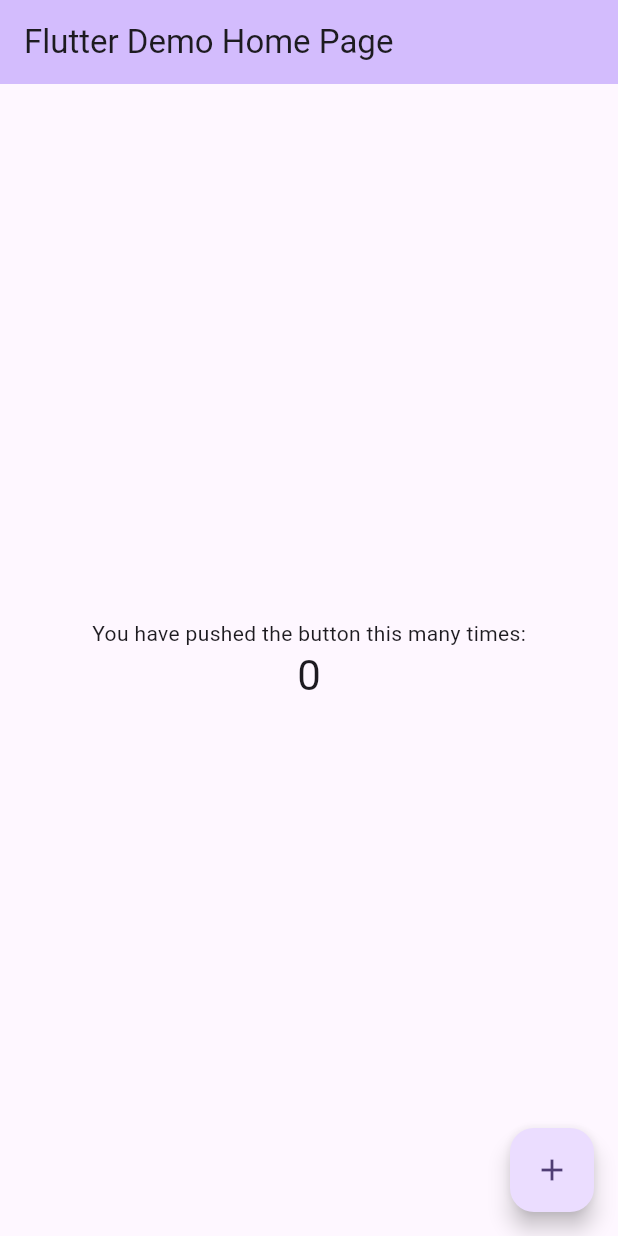
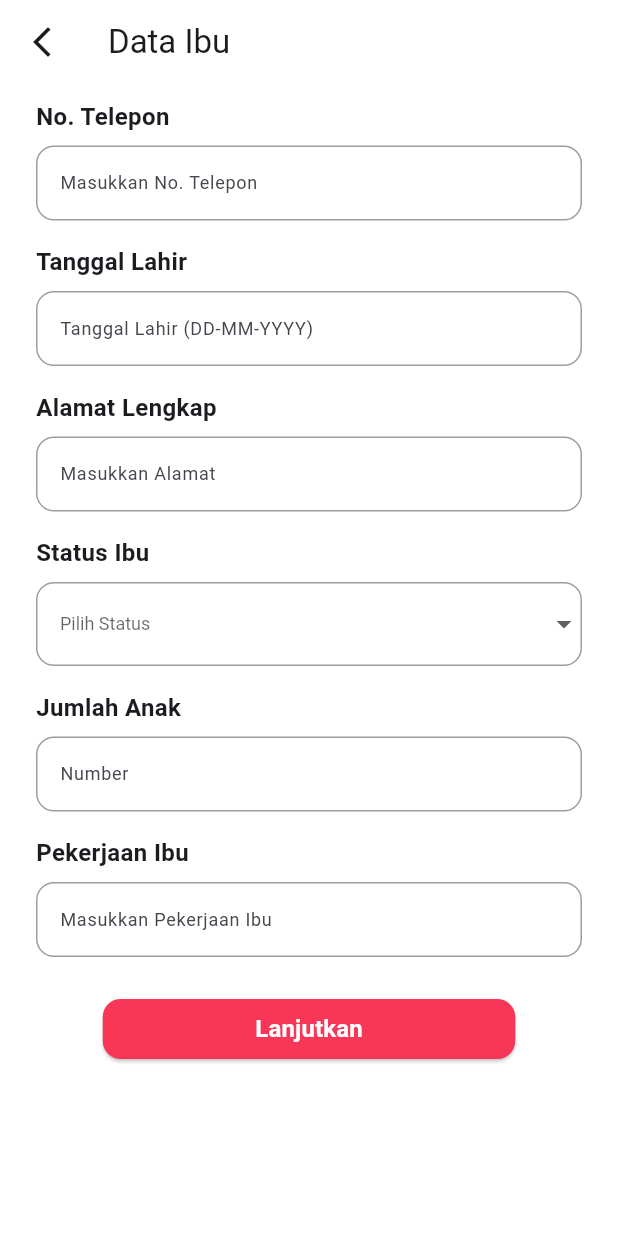
Before and after one commit to AlbireoFinoe/nutrinest, a Flutter app: the screen it shows after launch, on a phone screen of 412 x 824 dp. Run offline on Flutter 3.47's test engine with Material 3 defaults, Android fonts, the phone set to English and light mode, and no system bars.

Commit message:
dataibupage

```diff
--- a/lib/main.dart
+++ b/lib/main.dart
@@ -1,4 +1,6 @@
 import 'package:flutter/material.dart';
+
+import 'package:nutrinest_app/pages/dataibuPage.dart';
 
 void main() {
   runApp(const MyApp());
@@ -11,115 +13,13 @@ class MyApp extends StatelessWidget {
   @override
   Widget build(BuildContext context) {
     return MaterialApp(
+      debugShowCheckedModeBanner: false,
       title: 'Flutter Demo',
       theme: ThemeData(
-        // This is the theme of your application.
-        //
-        // TRY THIS: Try running your application with "flutter run". You'll see
-        // the application has a purple toolbar. Then, without quitting the app,
-        // try changing the seedColor in the colorScheme below to Colors.green
-        // and then invoke "hot reload" (save your changes or press the "hot
-        // reload" button in a Flutter-supported IDE, or press "r" if you used
-        // the command line to start the app).
-        //
-        // Notice that the counter didn't reset back to zero; the application
-        // state is not lost during the reload. To reset the state, use hot
-        // restart instead.
-        //
-        // This works for code too, not just values: Most code changes can be
-        // tested with just a hot reload.
         colorScheme: ColorScheme.fromSeed(seedColor: Colors.deepPurple),
         useMaterial3: true,
       ),
-      home: const MyHomePage(title: 'Flutter Demo Home Page'),
+      home: Dataibupage(),
     );
   }
 }
-
-class MyHomePage extends StatefulWidget {
-  const MyHomePage({super.key, required this.title});
-
-  // This widget is the home page of your application. It is stateful, meaning
-  // that it has a State object (defined below) that contains fields that affect
-  // how it looks.
-
-  // This class is the configuration for the state. It holds the values (in this
-  // case the title) provided by the parent (in this case the App widget) and
-  // used by the build method of the State. Fields in a Widget subclass are
-  // always marked "final".
-
-  final String title;
-
-  @override
-  State<MyHomePage> createState() => _MyHomePageState();
-}
-
-class _MyHomePageState extends State<MyHomePage> {
-  int _counter = 0;
-
-  void _incrementCounter() {
-    setState(() {
-      // This call to setState tells the Flutter framework that something has
-      // changed in this State, which causes it to rerun the build method below
-      // so that the display can reflect the updated values. If we changed
-      // _counter without calling setState(), then the build method would not be
-      // called again, and so nothing would appear to happen.
-      _counter++;
-    });
-  }
-
-  @override
-  Widget build(BuildContext context) {
-    // This method is rerun every time setState is called, for instance as done
-    // by the _incrementCounter method above.
-    //
-    // The Flutter framework has been optimized to make rerunning build methods
-    // fast, so that you can just rebuild anything that needs updating rather
-    // than having to individually change instances of widgets.
-    return Scaffold(
-      appBar: AppBar(
-        // TRY THIS: Try changing the color here to a specific color (to
-        // Colors.amber, perhaps?) and trigger a hot reload to see the AppBar
-        // change color while the other colors stay the same.
-        backgroundColor: Theme.of(context).colorScheme.inversePrimary,
-        // Here we take the value from the MyHomePage object that was created by
-        // the App.build method, and use it to set our appbar title.
-        title: Text(widget.title),
-      ),
-      body: Center(
-        // Center is a layout widget. It takes a single child and positions it
-        // in the middle of the parent.
-        child: Column(
-          // Column is also a layout widget. It takes a list of children and
-          // arranges them vertically. By default, it sizes itself to fit its
-          // children horizontally, and tries to be as tall as its parent.
-          //
-          // Column has various properties to control how it sizes itself and
-          // how it positions its children. Here we use mainAxisAlignment to
-          // center the children vertically; the main axis here is the vertical
-          // axis because Columns are vertical (the cross axis would be
-          // horizontal).
-          //
-          // TRY THIS: Invoke "debug painting" (choose the "Toggle Debug Paint"
-          // action in the IDE, or press "p" in the console), to see the
-          // wireframe for each widget.
-          mainAxisAlignment: MainAxisAlignment.center,
-          children: <Widget>[
-            const Text(
-              'You have pushed the button this many times:',
-            ),
-            Text(
-              '$_counter',
-              style: Theme.of(context).textTheme.headlineMedium,
-            ),
-          ],
-        ),
-      ),
-      floatingActionButton: FloatingActionButton(
-        onPressed: _incrementCounter,
-        tooltip: 'Increment',
-        child: const Icon(Icons.add),
-      ), // This trailing comma makes auto-formatting nicer for build methods.
-    );
-  }
-}
--- /dev/null
+++ b/lib/pages/dataibuPage.dart
@@ -0,0 +1,347 @@
+import 'package:flutter/material.dart';
+import 'package:flutter/services.dart';
+
+class Dataibupage extends StatefulWidget {
+  const Dataibupage({super.key});
+
+  @override
+  State<Dataibupage> createState() => _DataibupageState();
+}
+
+class _DataibupageState extends State<Dataibupage> {
+  // Define the controller for the DatePicker field
+  TextEditingController _dateController = TextEditingController();
+  String? _selectedStatus; // Variable to hold the selected dropdown value
+
+  @override
+  Widget build(BuildContext context) {
+    return Scaffold(
+      backgroundColor: Colors.white,
+      appBar: AppBar(
+        backgroundColor: Colors.white,
+        leading: IconButton(
+          icon: Icon(Icons.arrow_back_ios_new),
+          onPressed: () {
+            Navigator.pop(context);
+          },
+        ),
+        title: Align(
+          alignment: Alignment.centerLeft,
+          child: Text('Data Ibu'),
+        ),
+      ),
+      body: SingleChildScrollView(
+        child: Padding(
+          padding: const EdgeInsets.symmetric(
+              horizontal: 24.0, vertical: 10.0), // Padding for the entire body
+          child: Column(
+            children: [
+              // No Telepon
+              Align(
+                alignment: Alignment.centerLeft,
+                child: Text(
+                  'No. Telepon',
+                  style: TextStyle(
+                    fontSize: 16.0,
+                    fontWeight: FontWeight.w600,
+                  ),
+                ),
+              ),
+              SizedBox(
+                  height: 8.0), // Space between the label and the text field
+              TextField(
+                decoration: InputDecoration(
+                  hintText: 'Masukkan No. Telepon',
+                  hintStyle:
+                      TextStyle(fontSize: 12.0, fontWeight: FontWeight.w400),
+                  focusedBorder: OutlineInputBorder(
+                    borderSide: BorderSide(
+                      color: Color(0xFFF83758), // Warna border saat fokus
+                    ),
+                    borderRadius:
+                        BorderRadius.circular(12.0), // Radius sudut border
+                  ),
+                  enabledBorder: OutlineInputBorder(
+                    borderSide: BorderSide(
+                      color: Colors.grey,
+                      width: 1.0, // Warna border saat tidak fokus
+                    ),
+                    borderRadius:
+                        BorderRadius.circular(12.0), // Radius sudut border
+                  ),
+                ),
+                style: TextStyle(
+                  fontSize: 12.0, // Mengatur ukuran font teks input
+                ),
+                keyboardType: TextInputType.number, // Memungkinkan hanya angka
+                inputFormatters: <TextInputFormatter>[
+                  FilteringTextInputFormatter
+                      .digitsOnly, // Membatasi input hanya angka
+                ],
+              ),
+              SizedBox(height: 16.0), // Space between text field and button
+
+              // Tanggal Lahir
+              Align(
+                alignment: Alignment.centerLeft,
+                child: Text('Tanggal Lahir',
+                    style: TextStyle(
+                      fontSize: 16.0,
+                      fontWeight: FontWeight.w600,
+                    )),
+              ),
+              SizedBox(
+                  height: 8.0), // Space between the label and the text field
+              TextField(
+                controller: _dateController,
+                decoration: InputDecoration(
+                  hintText: 'Tanggal Lahir (DD-MM-YYYY)',
+                  hintStyle:
+                      TextStyle(fontSize: 12.0, fontWeight: FontWeight.w400),
+                  focusedBorder: OutlineInputBorder(
+                    borderSide: BorderSide(
+                      color: Color.fromARGB(
+                          255, 99, 61, 67), // Warna border saat fokus
+                    ),
+                    borderRadius:
+                        BorderRadius.circular(12.0), // Radius sudut border
+                  ),
+                  enabledBorder: OutlineInputBorder(
+                    borderSide: BorderSide(
+                      color: Colors.grey,
+                      width: 1.0, // Warna border saat tidak fokus
+                    ),
+                    borderRadius:
+                        BorderRadius.circular(12.0), // Radius sudut border
+                  ),
+                ),
+                style: TextStyle(
+                  fontSize: 12.0,
+                  fontWeight:
+                      FontWeight.w400, // Mengatur ukuran font teks input
+                ),
+                readOnly: true, // Menghindari keyboard muncul
+                onTap: () async {
+                  DateTime? pickedDate = await showDatePicker(
+                    context: context,
+                    initialDate: DateTime.now(),
+                    firstDate: DateTime(1900),
+                    lastDate: DateTime.now(),
+                  );
+                  if (pickedDate != null) {
+                    _dateController.text =
+                        "${pickedDate.day.toString().padLeft(2, '0')}/${pickedDate.month.toString().padLeft(2, '0')}/${pickedDate.year}";
+                  }
+                },
+              ),
+              SizedBox(height: 16.0), // Space between text field and button
+
+              // Alamat Lengkap
+              Align(
+                alignment: Alignment.centerLeft,
+                child: Text('Alamat Lengkap',
+                    style: TextStyle(
+                      fontSize: 16.0,
+                      fontWeight: FontWeight.w600,
+                    )),
+              ),
+              SizedBox(
+                  height: 8.0), // Space between the label and the text field
+              TextField(
+                decoration: InputDecoration(
+                  hintText: 'Masukkan Alamat',
+                  hintStyle:
+                      TextStyle(fontSize: 12.0, fontWeight: FontWeight.w400),
+                  focusedBorder: OutlineInputBorder(
+                    borderSide: BorderSide(
+                      color: Color(0xFFF83758), // Warna border saat fokus
+                    ),
+                    borderRadius:
+                        BorderRadius.circular(12.0), // Radius sudut border
+                  ),
+                  enabledBorder: OutlineInputBorder(
+                    borderSide: BorderSide(
+                      color: Colors.grey,
+                      width: 1.0, // Warna border saat tidak fokus
+                    ),
+                    borderRadius:
+                        BorderRadius.circular(12.0), // Radius sudut border
+                  ),
+                ),
+                style: TextStyle(
+                  fontSize: 12.0,
+                  fontWeight:
+                      FontWeight.w400, // Mengatur ukuran font teks input
+                ),
+              ),
+              SizedBox(height: 16.0), // Space between text field and button
+
+              // Status Ibu - Dropdown
+              Align(
+                alignment: Alignment.centerLeft,
+                child: Text('Status Ibu',
+                    style: TextStyle(
+                      fontSize: 16.0,
+                      fontWeight: FontWeight.w600,
+                    )),
+              ),
+              SizedBox(height: 8.0), // Space between the label and the dropdown
+              DropdownButtonFormField<String>(
+                value: _selectedStatus,
+                decoration: InputDecoration(
+                  hintText: 'Pilih Status',
+                  hintStyle:
+                      TextStyle(fontSize: 12.0, fontWeight: FontWeight.w400),
+                  focusedBorder: OutlineInputBorder(
+                    borderSide: BorderSide(
+                      color: Color(0xFFF83758), // Warna border saat fokus
+                    ),
+                    borderRadius:
+                        BorderRadius.circular(12.0), // Radius sudut border
+                  ),
+                  enabledBorder: OutlineInputBorder(
+                    borderSide: BorderSide(
+                      color: Colors.grey,
+                      width: 1.0, // Warna border saat tidak fokus
+                    ),
+                    borderRadius:
+                        BorderRadius.circular(12.0), // Radius sudut border
+                  ),
+                ),
+                style: TextStyle(
+                  fontSize: 12.0,
+                  fontWeight:
+                      FontWeight.w400, // Mengatur ukuran font teks input
+                ),
+                items: <String>[
+                  'Hamil',
+                  'Sudah Punya Anak',
+                  'Merencanakan Kehamilan'
+                ].map<DropdownMenuItem<String>>((String value) {
+                  return DropdownMenuItem<String>(
+                    value: value,
+                    child: Text(
+                      value,
+                      style: TextStyle(
+                        fontSize: 12.0,
+                        fontWeight: FontWeight.w400,
+                        color: Colors.black,
+                      ),
+                    ),
+                  );
+                }).toList(),
+                onChanged: (String? newValue) {
+                  setState(() {
+                    _selectedStatus = newValue;
+                  });
+                },
+
+                // Customizing the dropdown appearance
+                dropdownColor: Colors.white, // Background color of the dropdown
+              ),
+              SizedBox(height: 16.0), // Space between dropdown and other fields
+              // Alamat Lengkap
+              Align(
+                alignment: Alignment.centerLeft,
+                child: Text('Jumlah Anak',
+                    style: TextStyle(
+                      fontSize: 16.0,
+                      fontWeight: FontWeight.w600,
+                    )),
+              ),
+              SizedBox(
+                  height: 8.0), // Space between the label and the text field
+              TextField(
+                decoration: InputDecoration(
+                  hintText: 'Number',
+                  hintStyle:
+                      TextStyle(fontSize: 12.0, fontWeight: FontWeight.w400),
+                  focusedBorder: OutlineInputBorder(
+                    borderSide: BorderSide(
+                      color: Color(0xFFF83758), // Warna border saat fokus
+                    ),
+                    borderRadius:
+                        BorderRadius.circular(12.0), // Radius sudut border
+                  ),
+                  enabledBorder: OutlineInputBorder(
+                    borderSide: BorderSide(
+                      color: Colors.grey,
+                      width: 1.0, // Warna border saat tidak fokus
+                    ),
+                    borderRadius:
+                        BorderRadius.circular(12.0), // Radius sudut border
+                  ),
+                ),
+                style: TextStyle(
+                  fontSize: 12.0,
+                  fontWeight:
+                      FontWeight.w400, // Mengatur ukuran font teks input
+                ),
+              ),
+              SizedBox(height: 16.0),
+              Align(
+                alignment: Alignment.centerLeft,
+                child: Text('Pekerjaan Ibu',
+                    style: TextStyle(
+                      fontSize: 16.0,
+                      fontWeight: FontWeight.w600,
+                    )),
+              ),
+              SizedBox(
+                  height: 8.0), // Space between the label and the text field
+              TextField(
+                decoration: InputDecoration(
+                  hintText: 'Masukkan Pekerjaan Ibu',
+                  hintStyle:
+                      TextStyle(fontSize: 12.0, fontWeight: FontWeight.w400),
+                  focusedBorder: OutlineInputBorder(
+                    borderSide: BorderSide(
+                      color: Color(0xFFF83758), // Warna border saat fokus
+                    ),
+                    borderRadius:
+                        BorderRadius.circular(12.0), // Radius sudut border
+                  ),
+                  enabledBorder: OutlineInputBorder(
+                    borderSide: BorderSide(
+                      color: Colors.grey,
+                      width: 1.0, // Warna border saat tidak fokus
+                    ),
+                    borderRadius:
+                        BorderRadius.circular(12.0), // Radius sudut border
+                  ),
+                ),
+                style: TextStyle(
+                  fontSize: 12.0,
+                  fontWeight:
+                      FontWeight.w400, // Mengatur ukuran font teks input
+                ),
+              ),
+              SizedBox(height: 24.0), // Space between text field and button
+              Padding(
+                padding: const EdgeInsets.only(bottom: 20.0),
+                child: ElevatedButton(
+                  onPressed: () {},
+                  style: ElevatedButton.styleFrom(
+                    minimumSize: Size(275, 40),
+                    backgroundColor: Color(0xFFF83758),
+                    shape: RoundedRectangleBorder(
+                      borderRadius: BorderRadius.circular(12.0),
+                    ),
+                  ),
+                  child: const Text(
+                    'Lanjutkan',
+                    style: TextStyle(
+                      fontSize: 16,
+                      fontWeight: FontWeight.w600,
+                      color: Colors.white,
+                    ),
+                  ),
+                ),
+              ),
+            ],
+          ),
+        ),
+      ),
+    );
+  }
+}
```
Also changed, not shown: pubspec.lock, 2 other files.
